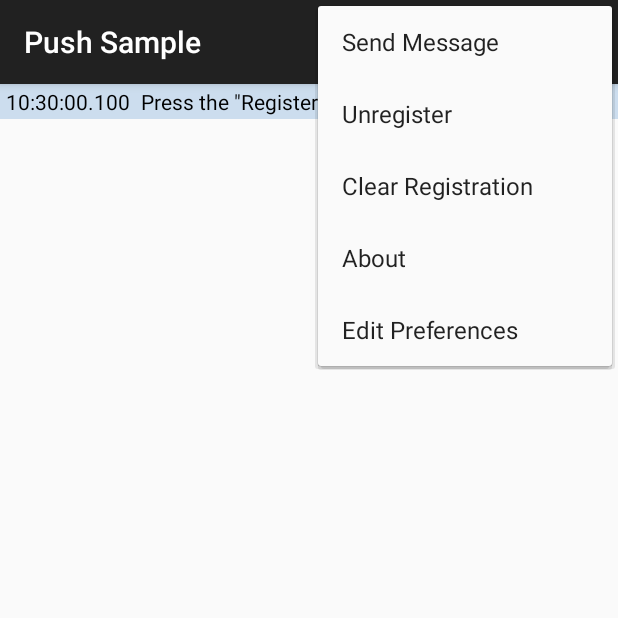
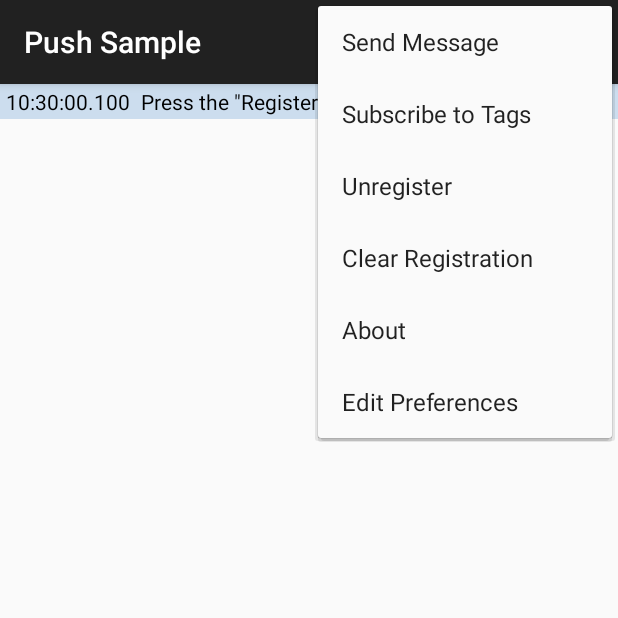
Before and after one commit to vmware-archive/push-android-samples, an Android app: the screen it shows after launch (MainActivity), with the options menu open, on a phone screen of 412 x 824 dp, the top half of it. Run offline under Robolectric (Android 15) with nearby library versions, the phone set to English and light mode, and no system bars; 4 statements that could not run were skipped.

Commit message:
@pivotal-rszumlakowski/@ernst-riemer - added a subscribe to tags method [#86907898]

```diff
--- a/push-sample/src/main/res/menu/main.xml
+++ b/push-sample/src/main/res/menu/main.xml
@@ -15,6 +15,11 @@
         app:showAsAction="withText"/>
 
     <item
+        android:id="@+id/action_subscribe_to_tags"
+        android:title="@string/action_subscribe_to_tags"
+        app:showAsAction="withText"/>
+
+    <item
         android:id="@+id/action_unregister"
         android:icon="@drawable/ic_menu_stop"
         android:title="@string/action_unregister"
--- a/push-sample/src/main/res/values/strings.xml
+++ b/push-sample/src/main/res/values/strings.xml
@@ -57,6 +57,8 @@
     <string name="registration_instructions">Press the \"Register\" button to attempt registration.</string>
     <string name="registration_params">GCM Sender ID: \'%1$s\'\nVariant UUID: \'%2$s\nVariant Secret: \'%3$s\'\nDevice Alias: \'%4$s\'\nBase Server URL: \'%5$s\'.</string>
     <string name="registration_successful">Registration successful.</string>
+    <string name="subscribe_to_tags_successful">Successfully subscribed to tags.</string>
+    <string name="subscribe_to_tags_failed">"Failed to subscribe to tags: "</string>
     <string name="release_build_error">This feature does not work in release builds.</string>
     <string name="sdcard_error">This feature requires the SD-card to be mounted.</string>
     <string name="send_error">Send error: %1$s</string>
@@ -66,6 +68,8 @@
     <string name="title_activity_preferences">Preferences</string>
     <string name="unregistration_failed">"Unregistration failed. Reason is: "</string>
     <string name="unregistration_successful">Unregistration successful.</string>
+    <string name="action_subscribe_to_tags">Subscribe to Tags</string>
+    <string name="starting_subscribe_to_tags">Starting subscribe to tags&#8230;</string>
 
     <string-array name="clear_registrations">
         <item>GCM</item>
```
Also changed, not shown: push-sample/src/main/java/io/pivotal/android/push/sample/activity/MainActivity.java (+33 -4 lines).
